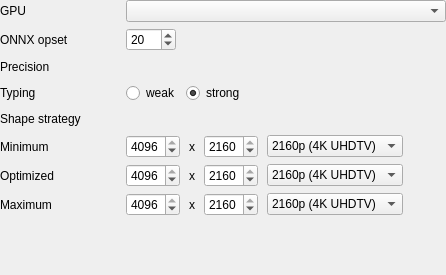
The window that ui/designer/ui_tensorrt_conversion_widget.ui (herlegon/hconvert) describes before a commit, drawn with Qt 5.
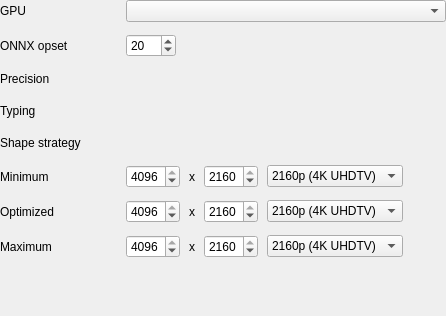
The same window after the commit. Custom widgets are drawn as their Qt base class.

Commit message: tensorrt conversion.

Diff of the .ui file:
```diff
--- a/ui/designer/ui_tensorrt_conversion_widget.ui
+++ b/ui/designer/ui_tensorrt_conversion_widget.ui
@@ -7,7 +7,7 @@
     <x>0</x>
     <y>0</y>
     <width>446</width>
-    <height>275</height>
+    <height>316</height>
    </rect>
   </property>
   <property name="windowTitle">
@@ -35,7 +35,7 @@
       <number>6</number>
      </property>
      <property name="verticalSpacing">
-      <number>6</number>
+      <number>12</number>
      </property>
      <item row="0" column="0">
       <widget class="QLabel" name="label_18">
@@ -520,42 +520,7 @@
      <item row="3" column="1">
       <layout class="QHBoxLayout" name="horizontalLayout_2">
        <item>
-        <widget class="QRadioButton" name="radio_weak">
-         <property name="text">
-          <string>weak</string>
-         </property>
-         <property name="checkable">
-          <bool>true</bool>
-         </property>
-         <property name="checked">
-          <bool>false</bool>
-         </property>
-         <property name="autoExclusive">
-          <bool>true</bool>
-         </property>
-         <attribute name="buttonGroup">
-          <string notr="true">group_typing</string>
-         </attribute>
-        </widget>
-       </item>
-       <item>
-        <widget class="QRadioButton" name="radio_strong">
-         <property name="text">
-          <string>strong</string>
-         </property>
-         <property name="checkable">
-          <bool>true</bool>
-         </property>
-         <property name="checked">
-          <bool>true</bool>
-         </property>
-         <property name="autoExclusive">
-          <bool>true</bool>
-         </property>
-         <attribute name="buttonGroup">
-          <string notr="true">group_typing</string>
-         </attribute>
-        </widget>
+        <widget class="HButtonGroup" name="h_button_group_typing"/>
        </item>
        <item>
         <spacer name="horizontalSpacer_12">
```
The commit also changes 2 other files.
